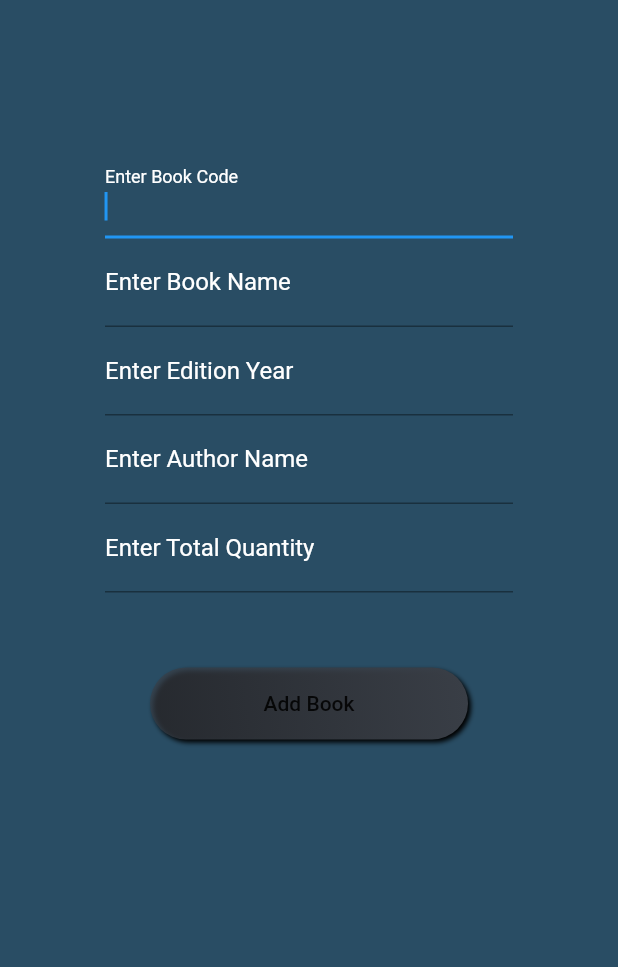
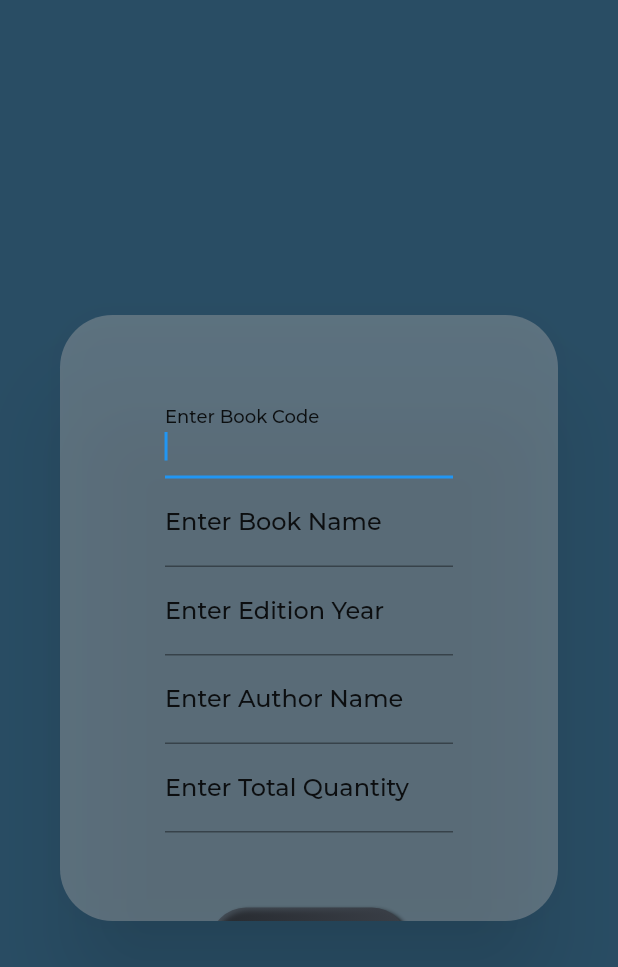
Before and after one commit to Im-gkira/library_management_system, a Flutter app: the AddBooks screen opened by its route, on a phone screen of 412 x 824 dp. Shown: the top 967 px of the screen. Run offline on Flutter 3.47's test engine with Material 2 defaults, Android fonts, the phone set to English and light mode, and no system bars; our stand-ins replace auto_size_text, bottom_navy_bar, carousel_slider, cloud_firestore, firebase_auth, firebase_core and 4 more; missing offline and left inert: drawing_animation; accounts and stored records are empty; Roboto replaces fonts that are missing (Poppins).

Commit message:
>User Interface for add books screen

```diff
--- a/lib/Screens/add_books_screen.dart
+++ b/lib/Screens/add_books_screen.dart
@@ -2,6 +2,7 @@ import 'package:flutter/material.dart';
 import 'package:cloud_firestore/cloud_firestore.dart';
 import 'package:fluttertoast/fluttertoast.dart';
 import 'package:flutter/cupertino.dart';
+import 'package:google_fonts/google_fonts.dart';
 
 class AddBooks extends StatefulWidget {
   static String id = 'add_books';
@@ -90,9 +91,11 @@ class _AddBooksState extends State<AddBooks> {
   @override
   Widget build(BuildContext context) {
     return Scaffold(
+      resizeToAvoidBottomInset: false,
       body: Container(
         alignment: Alignment.center,
         decoration: BoxDecoration(
+            image: DecorationImage(image: AssetImage("images/demo.png"),fit: BoxFit.cover),
             gradient: LinearGradient(
                 begin: Alignment.centerRight,
                 end: Alignment.bottomLeft,
@@ -100,14 +103,17 @@ class _AddBooksState extends State<AddBooks> {
               Color(0Xff294D64),
               Color(0Xff294D64),
             ])),
+        child: Card(
+          shape: RoundedRectangleBorder(
+              borderRadius: BorderRadius.circular(35.0)),
+          margin: EdgeInsets.symmetric(horizontal: 40.0,vertical: 210.0),
+          elevation: 26.0,
+          shadowColor: Colors.black54,
+          color: Color(0Xaaaaaaaa).withOpacity(0.4),
           child: ListView(
             children: [
-            Column(
-                mainAxisAlignment: MainAxisAlignment.center,
-                crossAxisAlignment: CrossAxisAlignment.center,
-                children: [
               SizedBox(
-                    height: 100,
+                height: 50,
               ),
               Padding(
                 padding: const EdgeInsets.symmetric(
@@ -117,8 +123,11 @@ class _AddBooksState extends State<AddBooks> {
 
                   decoration: InputDecoration(
                     labelText: "Enter Book Code",
-                        labelStyle: TextStyle(
-                          color: Colors.white,
+                    labelStyle: GoogleFonts.montserrat(
+                      textStyle: TextStyle(
+                        fontWeight:FontWeight.w500,
+                        color: Colors.black87,
+                      ),
                     ),
                   ),
                   validator: (val) {
@@ -131,7 +140,7 @@ class _AddBooksState extends State<AddBooks> {
                   keyboardType: TextInputType.emailAddress,
                   style: TextStyle(
                     fontFamily: "Poppins",
-                        color: Colors.white,
+                    color: Colors.black,
                   ),
                   onChanged: (value) {
                     bookCode = value == '' ? null : value;
@@ -145,8 +154,11 @@ class _AddBooksState extends State<AddBooks> {
                   autofocus: true,
                   decoration: InputDecoration(
                     labelText: "Enter Book Name",
-                        labelStyle: TextStyle(
-                          color: Colors.white,
+                    labelStyle: GoogleFonts.montserrat(
+                      textStyle: TextStyle(
+                        fontWeight:FontWeight.w500,
+                        color: Colors.black87,
+                      ),
                     ),
                   ),
                   validator: (val) {
@@ -159,7 +171,7 @@ class _AddBooksState extends State<AddBooks> {
                   keyboardType: TextInputType.emailAddress,
                   style: TextStyle(
                     fontFamily: "Poppins",
-                        color: Colors.white,
+                    color: Colors.black54,
                   ),
                   onChanged: (value) {
                     bookName = value == '' ? null : value.toLowerCase();
@@ -173,8 +185,11 @@ class _AddBooksState extends State<AddBooks> {
                   autofocus: true,
                   decoration: InputDecoration(
                     labelText: "Enter Edition Year",
-                        labelStyle: TextStyle(
-                          color: Colors.white,
+                    labelStyle: GoogleFonts.montserrat(
+                      textStyle: TextStyle(
+                        fontWeight:FontWeight.w500,
+                        color: Colors.black87,
+                      ),
                     ),
                   ),
                   validator: (val) {
@@ -187,7 +202,7 @@ class _AddBooksState extends State<AddBooks> {
                   keyboardType: TextInputType.emailAddress,
                   style: TextStyle(
                     fontFamily: "Poppins",
-                        color: Colors.white,
+                    color: Colors.black54,
                   ),
                   onChanged: (value) {
                     editionYear = value == '' ? null : value;
@@ -200,8 +215,11 @@ class _AddBooksState extends State<AddBooks> {
                   autofocus: true,
                   decoration: InputDecoration(
                     labelText: "Enter Author Name",
-                        labelStyle: TextStyle(
-                          color: Colors.white,
+                    labelStyle: GoogleFonts.montserrat(
+                      textStyle: TextStyle(
+                        fontWeight:FontWeight.w500,
+                        color: Colors.black87,
+                      ),
                     ),
                   ),
                   validator: (val) {
@@ -214,7 +232,7 @@ class _AddBooksState extends State<AddBooks> {
                   keyboardType: TextInputType.emailAddress,
                   style: TextStyle(
                     fontFamily: "Poppins",
-                        color: Colors.white,
+                    color: Colors.black54,
                   ),
                   onChanged: (value) {
                     author = value == '' ? null : value.toLowerCase();
@@ -228,8 +246,11 @@ class _AddBooksState extends State<AddBooks> {
                   autofocus: true,
                   decoration: InputDecoration(
                     labelText: "Enter Total Quantity",
-                        labelStyle: TextStyle(
-                          color: Colors.white,
+                    labelStyle: GoogleFonts.montserrat(
+                      textStyle: TextStyle(
+                        fontWeight:FontWeight.w500,
+                        color: Colors.black87,
+                      ),
                     ),
                   ),
                   validator: (val) {
@@ -249,7 +270,6 @@ class _AddBooksState extends State<AddBooks> {
                   },
                 ),
               ),
-                ]),
               Padding(
                 padding: const EdgeInsets.symmetric(horizontal: 100.0,vertical: 50.0),
                 child: Container(
@@ -312,6 +332,7 @@ class _AddBooksState extends State<AddBooks> {
             ],
           ),
         ),
+      ),
     );
   }
 }
--- a/pubspec.yaml
+++ b/pubspec.yaml
@@ -36,3 +36,4 @@ flutter:
   assets:
     - images/
     - images/logo copy 4.svg
+    - images/demo.png
```
Also changed, not shown: images/19882.jpg (deleted), images/demo.png (added), pubspec.lock. Lines whose indentation alone changed are shown as unchanged.
